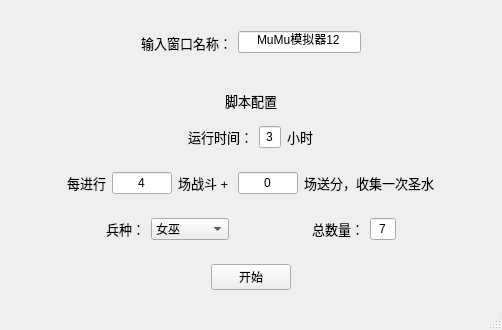
Old version of the form ui.ui in the repository nev3da/COC.
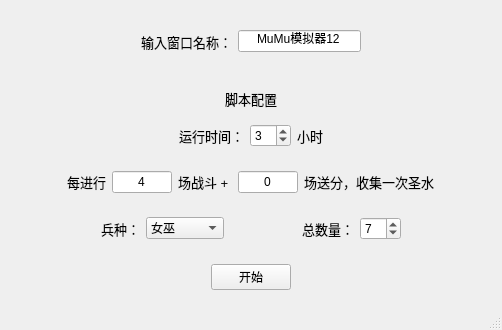
New version of the form.

The edit to the form file:
```diff
--- a/ui.ui
+++ b/ui.ui
@@ -125,18 +125,21 @@
            </widget>
           </item>
           <item>
-           <widget class="QLineEdit" name="execute_time">
+           <widget class="QSpinBox" name="execute_time">
+            <property name="sizePolicy">
+             <sizepolicy hsizetype="Expanding" vsizetype="Fixed">
+              <horstretch>0</horstretch>
+              <verstretch>0</verstretch>
+             </sizepolicy>
+            </property>
             <property name="maximumSize">
              <size>
-              <width>40</width>
+              <width>80</width>
               <height>16777215</height>
              </size>
             </property>
-            <property name="text">
-             <string>3</string>
-            </property>
-            <property name="alignment">
-             <set>Qt::AlignCenter</set>
+            <property name="value">
+             <number>3</number>
             </property>
            </widget>
           </item>
@@ -374,7 +377,7 @@
            </widget>
           </item>
           <item>
-           <widget class="QLineEdit" name="number">
+           <widget class="QSpinBox" name="number">
             <property name="sizePolicy">
              <sizepolicy hsizetype="Expanding" vsizetype="Fixed">
               <horstretch>0</horstretch>
@@ -387,11 +390,11 @@
               <height>16777215</height>
              </size>
             </property>
-            <property name="text">
-             <string>7</string>
+            <property name="cursor">
+             <cursorShape>ArrowCursor</cursorShape>
             </property>
-            <property name="alignment">
-             <set>Qt::AlignCenter</set>
+            <property name="value">
+             <number>7</number>
             </property>
            </widget>
           </item>
```
